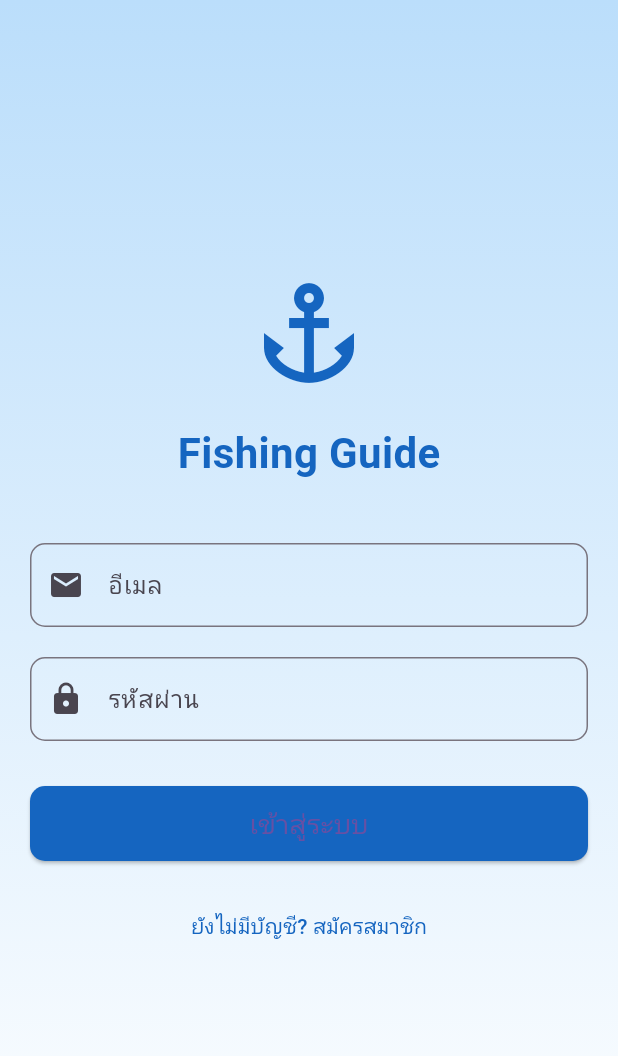
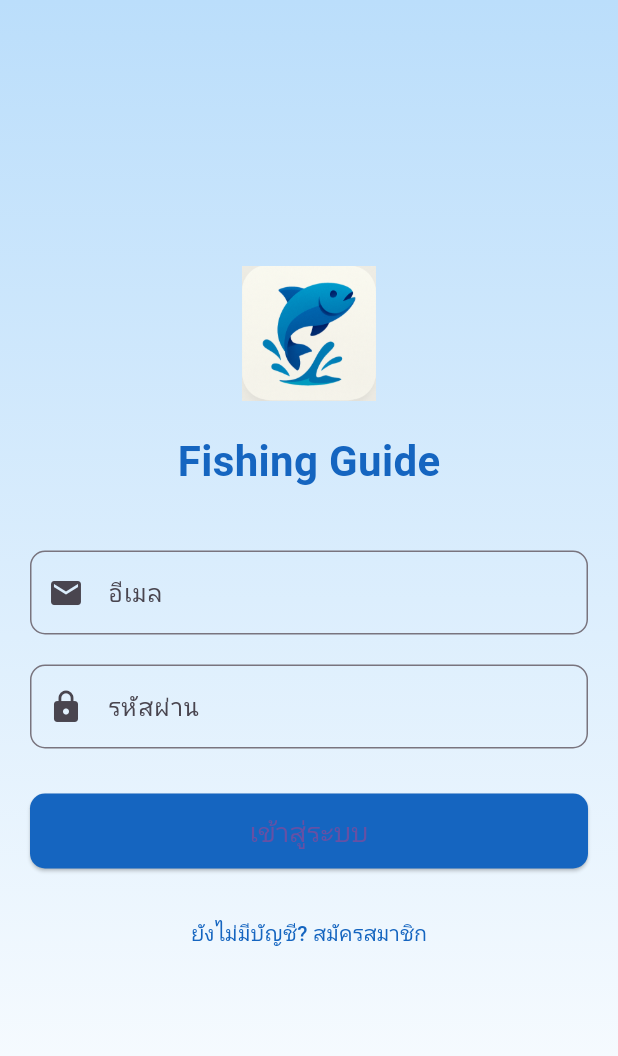
Before and after one commit to NekoSama01/project-seminar, a Flutter app: the screen it shows once a user with an empty profile is signed in, after a tap on the "logout" icon, on a phone screen of 412 x 824 dp. Shown: the top 1056 px of the screen. Run offline on Flutter 3.47's test engine with Material 3 defaults, Android fonts, the phone set to English and light mode, and no system bars; our stand-ins replace cached_network_image, cloud_firestore, firebase_auth, firebase_core, firebase_storage, flutter_cache_manager and 4 more; missing offline and left inert: google_maps_webservice; accounts and stored records are empty.

Commit message:
เพิ่มระบบใหม่ แก้หน้าเก่า เพิ่มหน้าใหม่
แก้Hoemepage เป็น Social media
เพิ่มหน้า Upload post

```diff
--- a/fishing_guide_app/lib/main.dart
+++ b/fishing_guide_app/lib/main.dart
@@ -19,6 +19,7 @@
 
 void main() async {
   WidgetsFlutterBinding.ensureInitialized();
+
   await Firebase.initializeApp(
     options: DefaultFirebaseOptions.currentPlatform,
   );
@@ -39,7 +40,7 @@
   @override
   Widget build(BuildContext context) {
     return MaterialApp(
-      title: 'Fishing Guide App',
+      title: 'Fishing Guide',
       debugShowCheckedModeBanner: false,
       theme: ThemeData(
         primarySwatch: Colors.blue,
--- a/fishing_guide_app/lib/screens/HomePage.dart
+++ b/fishing_guide_app/lib/screens/HomePage.dart
@@ -1,4 +1,9 @@
+import 'package:fishing_guide_app/screens/social_screens/upload_post_page.dart';
 import 'package:flutter/material.dart';
+import 'package:cloud_firestore/cloud_firestore.dart';
+import 'package:cached_network_image/cached_network_image.dart';
+import 'package:timeago/timeago.dart' as timeago;
+
 
 class HomePage extends StatefulWidget {
   @override
@@ -9,96 +14,120 @@ class _HomePageState extends State<HomePage> {
   @override
   Widget build(BuildContext context) {
     return Scaffold(
-      body: Container(
-        decoration: BoxDecoration(
-          gradient: LinearGradient(
-            begin: Alignment.topCenter,
-            end: Alignment.bottomCenter,
-            colors: [Colors.blue[50]!, Colors.blue[100]!],
-          ),
-        ),
-        child: Center(
-          child: Container(
-            width: MediaQuery.of(context).size.width * 0.9,
-            height: MediaQuery.of(context).size.height * 0.5,
-            margin: EdgeInsets.all(20),
+      backgroundColor: Colors.blue[50],
+      body: StreamBuilder<QuerySnapshot>(
+        stream: FirebaseFirestore.instance
+            .collection('posts')
+            .orderBy('createdAt', descending: true)
+            .snapshots(),
+        builder: (context, snapshot) {
+          if (snapshot.connectionState == ConnectionState.waiting) {
+            return Center(child: CircularProgressIndicator());
+          }
+
+          if (!snapshot.hasData || snapshot.data!.docs.isEmpty) {
+            return Center(child: Text('ยังไม่มีโพสต์'));
+          }
+
+          final posts = snapshot.data!.docs;
+
+          return ListView.builder(
+            padding: EdgeInsets.all(10),
+            itemCount: posts.length,
+            itemBuilder: (context, index) {
+              final post = posts[index].data() as Map<String, dynamic>;
+
+              return Container(
+                margin: EdgeInsets.only(bottom: 15),
                 decoration: BoxDecoration(
                   color: Colors.white,
-              borderRadius: BorderRadius.circular(20),
+                  borderRadius: BorderRadius.circular(15),
                   boxShadow: [
                     BoxShadow(
-                  color: Colors.black26,
-                  blurRadius: 15,
-                  offset: Offset(0, 6),
+                      color: Colors.black12,
+                      blurRadius: 6,
+                      offset: Offset(0, 3),
                     ),
                   ],
                 ),
                 child: Column(
-              mainAxisAlignment: MainAxisAlignment.center,
+                  crossAxisAlignment: CrossAxisAlignment.start,
                   children: [
-                // โลโก้แอป
-                Container(
-                  width: 100,
-                  height: 100,
-                  decoration: BoxDecoration(
-                    color: Colors.blue[50],
-                    shape: BoxShape.circle,
+                    ListTile(
+                      leading: CircleAvatar(
+                        backgroundColor: Colors.blue[200],
+                        child: Icon(Icons.person, color: Colors.white),
                       ),
-                  child: Icon(
-                    Icons.anchor,
-                    size: 60,
-                    color: Colors.blue[800],
+                      title: Text(
+                        post['userId'] ?? 'Unknown User',
+                        style: TextStyle(fontWeight: FontWeight.bold),
+                      ),
+                      subtitle: post['createdAt'] != null
+                          ? Text(
+                              timeago.format(
+                                (post['createdAt'] as Timestamp).toDate(),
+                              ),
+                              style: TextStyle(fontSize: 12),
+                            )
+                          : Text(''),
+                    ),
+                    if (post['imageUrl'] != null)
+                      CachedNetworkImage(
+                        imageUrl: post['imageUrl'],
+                        placeholder: (context, url) =>
+                            Center(child: CircularProgressIndicator()),
+                        errorWidget: (context, url, error) =>
+                            Icon(Icons.error),
+                        width: double.infinity,
+                        height: 250,
+                        fit: BoxFit.cover,
+                      ),
+                    if (post['text'] != null && post['text'].toString().isNotEmpty)
+                      Padding(
+                        padding: const EdgeInsets.all(12.0),
+                        child: Text(
+                          post['text'],
+                          style: TextStyle(fontSize: 16),
                         ),
                       ),
-                SizedBox(height: 30),
-
-                // หัวข้อ
-                Text(
-                  'ยินดีต้อนรับสู่ Fishing Guide',
-                  style: TextStyle(
-                    fontSize: 24,
-                    fontWeight: FontWeight.bold,
-                    color: Colors.blue[800],
+                    Padding(
+                      padding: const EdgeInsets.symmetric(horizontal: 12.0),
+                      child: Row(
+                        children: [
+                          IconButton(
+                            icon: Icon(Icons.thumb_up_alt_outlined),
+                            onPressed: () {
+                              // TODO: ทำระบบไลก์
+                            },
                           ),
+                          Text('${post['likesCount'] ?? 0}'),
+                          SizedBox(width: 10),
+                          IconButton(
+                            icon: Icon(Icons.comment_outlined),
+                            onPressed: () {
+                              // TODO: ทำระบบคอมเมนต์
+                            },
                           ),
-                SizedBox(height: 15),
-
-                // คำอธิบาย
-                Padding(
-                  padding: EdgeInsets.symmetric(horizontal: 30),
-                  child: Text(
-                    'แอปพลิเคชันคู่มือการตกปลาที่ครบวงจร\nรวมข้อมูลคันเบ็ด เหยื่อตกปลา และสถานที่ตกปลาดีๆ',
-                    textAlign: TextAlign.center,
-                    style: TextStyle(
-                      fontSize: 16,
-                      color: Colors.grey[700],
-                      height: 1.5,
-                    ),
-                  ),
-                ),
-                SizedBox(height: 30),
-
-                // ปุ่มเริ่มต้นใช้งาน
-                ElevatedButton(
-                  onPressed: () {
-                    // นำทางไปยังหน้าอื่น
-                  },
-                  child: Text(
-                    'เริ่มต้นใช้งาน',
-                    style: TextStyle(fontSize: 16),
-                  ),
-                  style: ElevatedButton.styleFrom(
-                    backgroundColor: Colors.blue[600],
-                    padding: EdgeInsets.symmetric(horizontal: 30, vertical: 12),
-                    shape: RoundedRectangleBorder(
-                      borderRadius: BorderRadius.circular(30),
-                    ),
+                        ],
                       ),
                     ),
                   ],
                 ),
+              );
+            },
+          );
+        },
       ),
-        ),
+      // ปุ่มไปหน้าอัปโหลดโพสต์
+      floatingActionButton: FloatingActionButton(
+        backgroundColor: Colors.blue[600],
+        child: Icon(Icons.add_a_photo, color: Colors.white),
+        onPressed: () {
+          Navigator.push(
+            context,
+            MaterialPageRoute(builder: (context) => UploadPostPage()),
+          );
+        },
       ),
     );
   }
--- a/fishing_guide_app/lib/screens/LoginPage.dart
+++ b/fishing_guide_app/lib/screens/LoginPage.dart
@@ -85,7 +85,11 @@ class _LoginPageState extends State<LoginPage> {
               child: Column(
                 mainAxisAlignment: MainAxisAlignment.center,
                 children: [
-                  Icon(Icons.anchor, size: 80, color: Colors.blue[800]),
+                  Image.asset(
+                    'images/icons/logo_app.png',
+                    width: 90,
+                    height: 90,
+                  ),
                   SizedBox(height: 20),
                   Text(
                     'Fishing Guide',
```
Also changed, not shown: fishing_guide_app/lib/screens/MapPage.dart (+42 -6 lines), fishing_guide_app/lib/screens/social_screens/upload_post_page.dart (added, +136 -0 lines), fishing_guide_app/pubspec.yaml (+14 -0 lines), fishing_guide_app/images/icons/logo_app.png (added), fishing_guide_app/pubspec.lock, 5 other files. Lines whose indentation alone changed are shown as unchanged.
